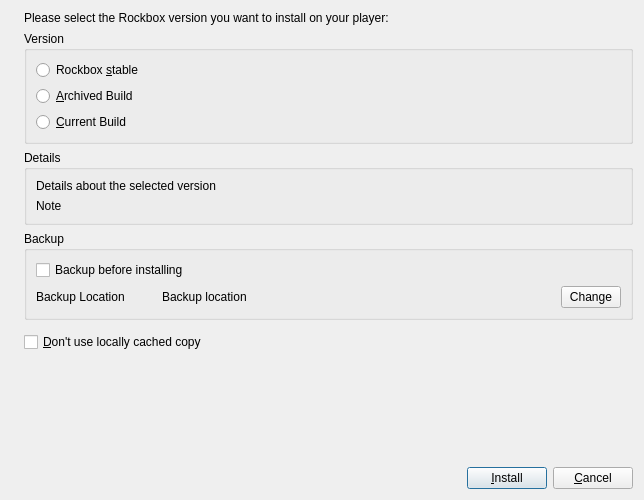
This is rbutil/rbutilqt/installfrm.ui in Rockbox-Chinese-Community/Rockbox-RCC as Qt 5 draws it before an edit. The edited form follows.
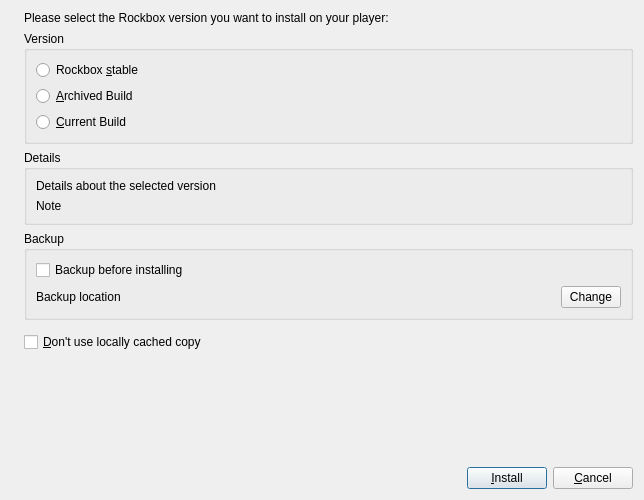
This is the edited form. Icons and pictures are not drawn.

Commit message: Make backup location text elide based of the label width instead of fixed size. Adjust on window resizes as well.

Patch:
```diff
--- a/rbutil/rbutilqt/installfrm.ui
+++ b/rbutil/rbutilqt/installfrm.ui
@@ -163,7 +163,7 @@
         </property>
        </widget>
       </item>
-      <item row="1" column="1" >
+      <item row="1" column="0" colspan="2" >
        <widget class="QLabel" name="backupLocation" >
         <property name="text" >
          <string>Backup location</string>
@@ -189,25 +189,6 @@
         </property>
        </widget>
       </item>
-      <item row="1" column="0" >
-       <widget class="QLabel" name="backupLabel" >
-        <property name="sizePolicy" >
-         <sizepolicy vsizetype="Preferred" hsizetype="Minimum" >
-          <horstretch>0</horstretch>
-          <verstretch>0</verstretch>
-         </sizepolicy>
-        </property>
-        <property name="maximumSize" >
-         <size>
-          <width>120</width>
-          <height>16777215</height>
-         </size>
-        </property>
-        <property name="text" >
-         <string>Backup Location</string>
-        </property>
-       </widget>
-      </item>
      </layout>
      <zorder>backup</zorder>
      <zorder>backupLocation</zorder>
```
Left out of the diff: 4 changed lines with no effect on the pictures. The commit also changes 2 other files.
